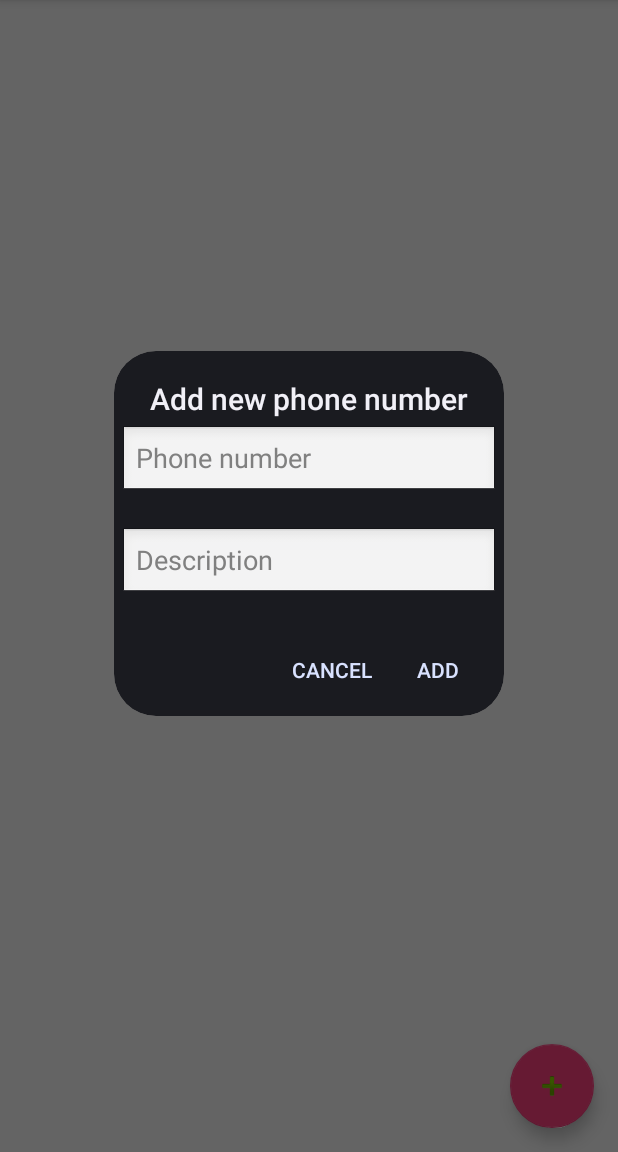
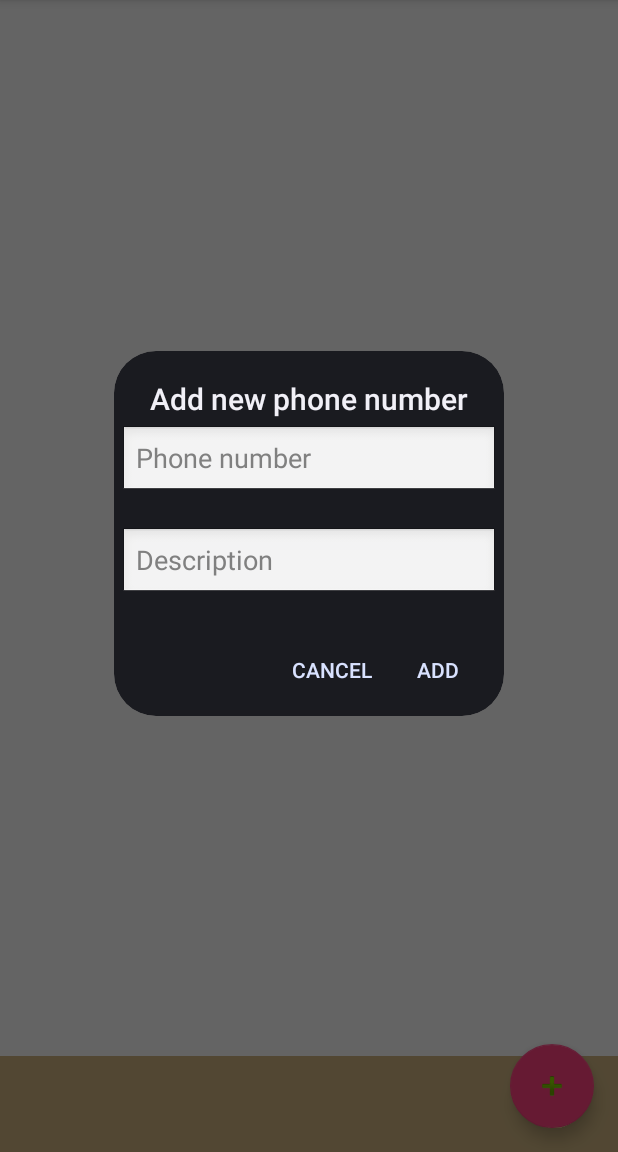
Before and after one commit to owlab-exp/101-4, an Android app: the screen it shows after launch (MainActivity), after a tap on an icon or button, on a phone screen of 412 x 824 dp, the part 84-1236 px from its top. Run offline under Robolectric (Android 15) with nearby library versions, the phone set to English and light mode, and no system bars.

Commit message:
Add footer to avoid floating action button deficiency

```diff
--- a/app/src/main/res/layout/activity_main.xml
+++ b/app/src/main/res/layout/activity_main.xml
@@ -23,14 +23,4 @@
 
     <include layout="@layout/content_main" />
 
-    <!--
-    <android.support.design.widget.FloatingActionButton
-        android:id="@+id/fab"
-        android:layout_width="wrap_content"
-        android:layout_height="wrap_content"
-        android:layout_gravity="bottom|end"
-        android:layout_margin="@dimen/fab_margin"
-        android:src="@android:drawable/ic_input_add" />
-        -->
-
 </android.support.design.widget.CoordinatorLayout>
--- a/app/src/main/res/layout/phone_list_layout.xml
+++ b/app/src/main/res/layout/phone_list_layout.xml
@@ -3,14 +3,30 @@
     xmlns:tools="http://schemas.android.com/tools"
     android:layout_width="match_parent"
     android:layout_height="match_parent"
-    tools:context=".fragment.PhoneListFragment"
-    >
-    <ListView
-        android:id="@id/android:list"
+    tools:context=".fragment.PhoneListFragment">
+
+    <RelativeLayout
         android:layout_width="match_parent"
         android:layout_height="match_parent"
-        android:clickable="true"
-        ></ListView>
+        >
+
+        <ListView
+            android:id="@id/android:list"
+            android:layout_width="match_parent"
+            android:layout_height="match_parent"
+            android:layout_alignParentTop="true"
+            android:layout_above="@+id/footer"
+            />
+        <RelativeLayout
+            android:id="@+id/footer"
+            android:layout_width="match_parent"
+            android:layout_height="?android:attr/listPreferredItemHeight"
+            android:layout_alignParentBottom="true"
+            android:background="#cdb380"
+            >
+        </RelativeLayout>
+    </RelativeLayout>
+
     <android.support.design.widget.FloatingActionButton
         android:id="@+id/fab_add"
         android:layout_width="wrap_content"
```
Also changed, not shown: app/src/main/res/layout/fragment_main_layout.xml (deleted, +0 -19 lines).
